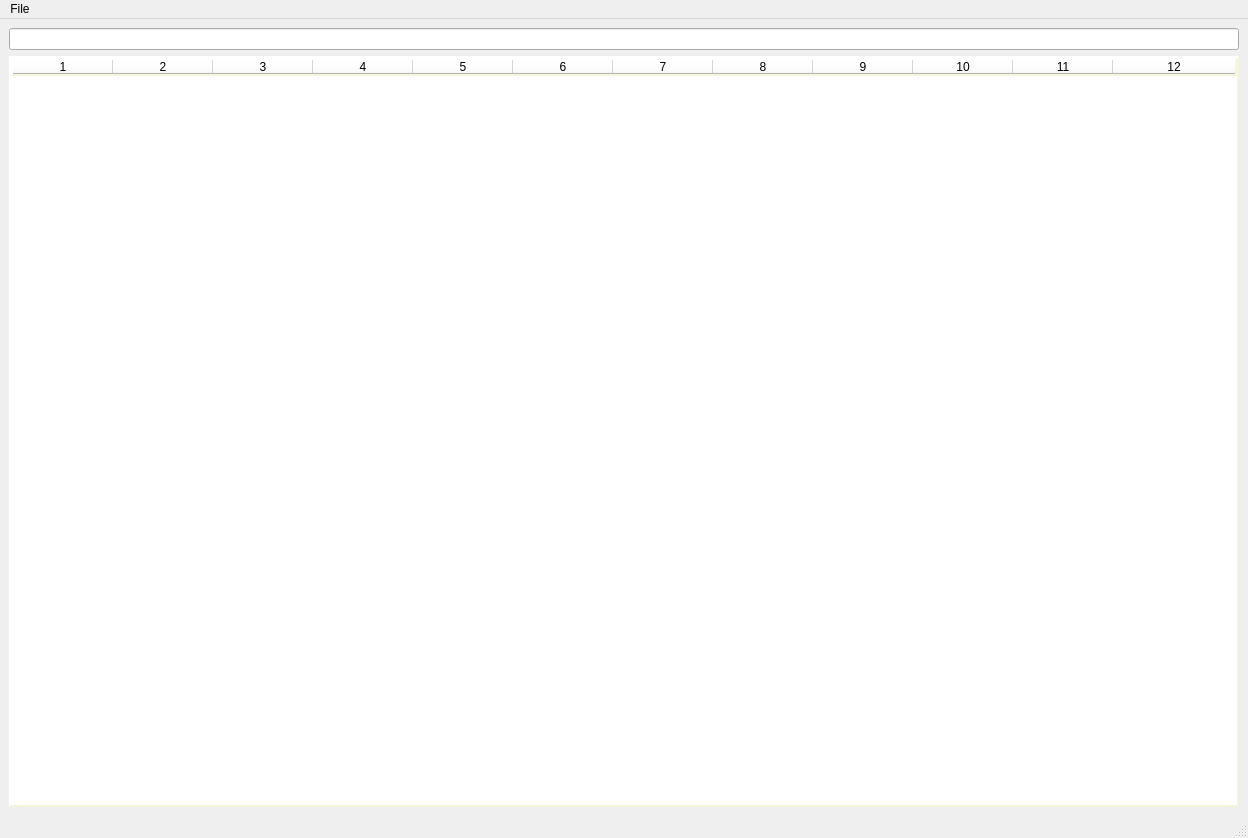
Old version of the form mainwindow.ui in the repository utoni/pcap-editor.
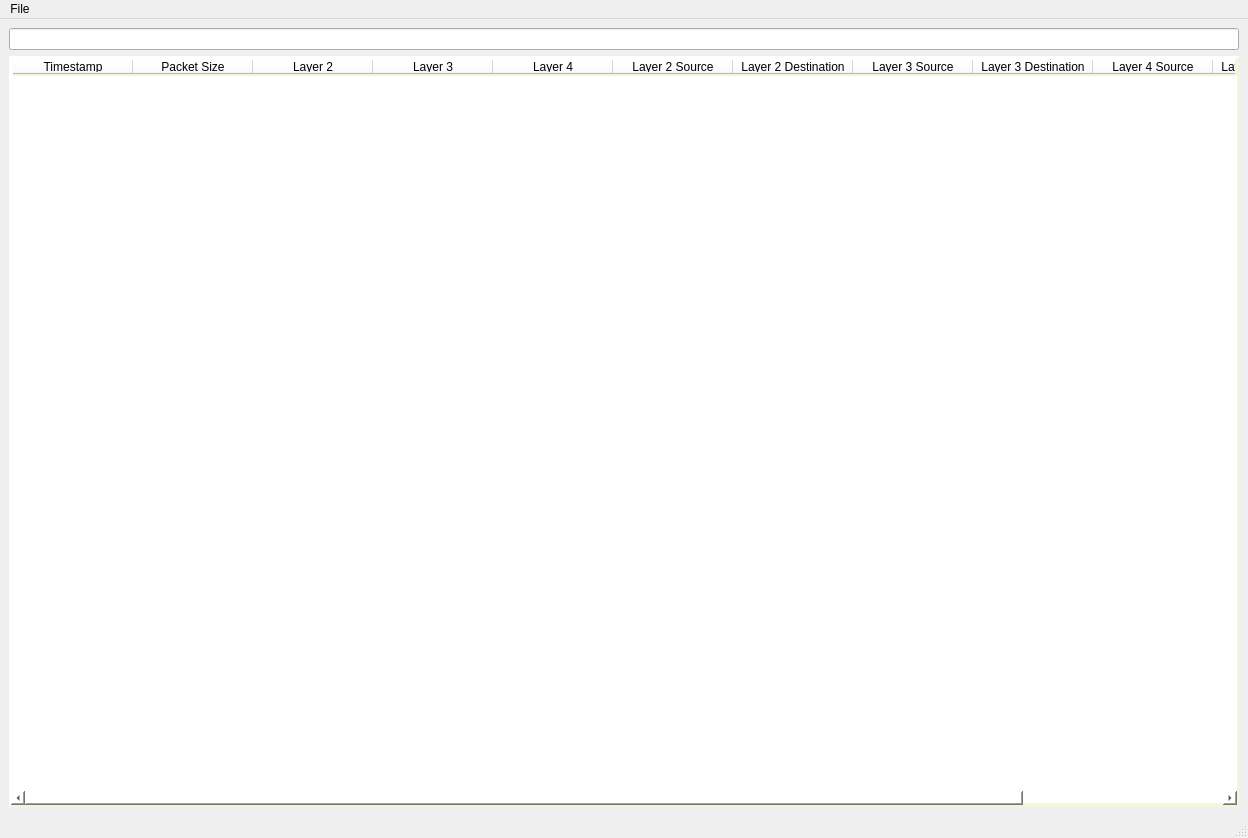
New version of the form. Custom widgets are drawn as their Qt base class.

Commit message:
Subclassed table widget for packets.
 * moved first packet timestamp to Pcap++

```diff
--- a/mainwindow.ui
+++ b/mainwindow.ui
@@ -68,21 +68,81 @@
         <attribute name="horizontalHeaderCascadingSectionResizes">
          <bool>false</bool>
         </attribute>
+        <attribute name="horizontalHeaderMinimumSectionSize">
+         <number>120</number>
+        </attribute>
+        <attribute name="horizontalHeaderDefaultSectionSize">
+         <number>120</number>
+        </attribute>
+        <attribute name="horizontalHeaderHighlightSections">
+         <bool>false</bool>
+        </attribute>
         <attribute name="horizontalHeaderStretchLastSection">
          <bool>true</bool>
         </attribute>
-        <column/>
-        <column/>
-        <column/>
-        <column/>
-        <column/>
-        <column/>
-        <column/>
-        <column/>
-        <column/>
-        <column/>
-        <column/>
-        <column/>
+        <attribute name="verticalHeaderVisible">
+         <bool>false</bool>
+        </attribute>
+        <column>
+         <property name="text">
+          <string>Timestamp</string>
+         </property>
+        </column>
+        <column>
+         <property name="text">
+          <string>Packet Size</string>
+         </property>
+        </column>
+        <column>
+         <property name="text">
+          <string>Layer 2</string>
+         </property>
+        </column>
+        <column>
+         <property name="text">
+          <string>Layer 3</string>
+         </property>
+        </column>
+        <column>
+         <property name="text">
+          <string>Layer 4</string>
+         </property>
+        </column>
+        <column>
+         <property name="text">
+          <string>Layer 2 Source</string>
+         </property>
+        </column>
+        <column>
+         <property name="text">
+          <string>Layer 2 Destination</string>
+         </property>
+        </column>
+        <column>
+         <property name="text">
+          <string>Layer 3 Source</string>
+         </property>
+        </column>
+        <column>
+         <property name="text">
+          <string>Layer 3 Destination</string>
+         </property>
+        </column>
+        <column>
+         <property name="text">
+          <string>Layer 4 Source</string>
+         </property>
+        </column>
+        <column>
+         <property name="text">
+          <string>Layer 4 Destination</string>
+         </property>
+        </column>
+        <column>
+         <property name="text">
+          <string>Additional Information</string>
+         </property>
+        </column>
        </widget>
       </item>
       <item row="0" column="0">
@@ -128,6 +188,13 @@
    </property>
   </action>
  </widget>
+ <customwidgets>
+  <customwidget>
+   <class>PacketsTableWidget</class>
+   <extends>QTableWidget</extends>
+   <header>packetstablewidget.h</header>
+  </customwidget>
+ </customwidgets>
  <resources/>
  <connections/>
 </ui>
```
Left out of the diff: 2 changed lines with no effect on the pictures. The commit also changes 7 other files.
